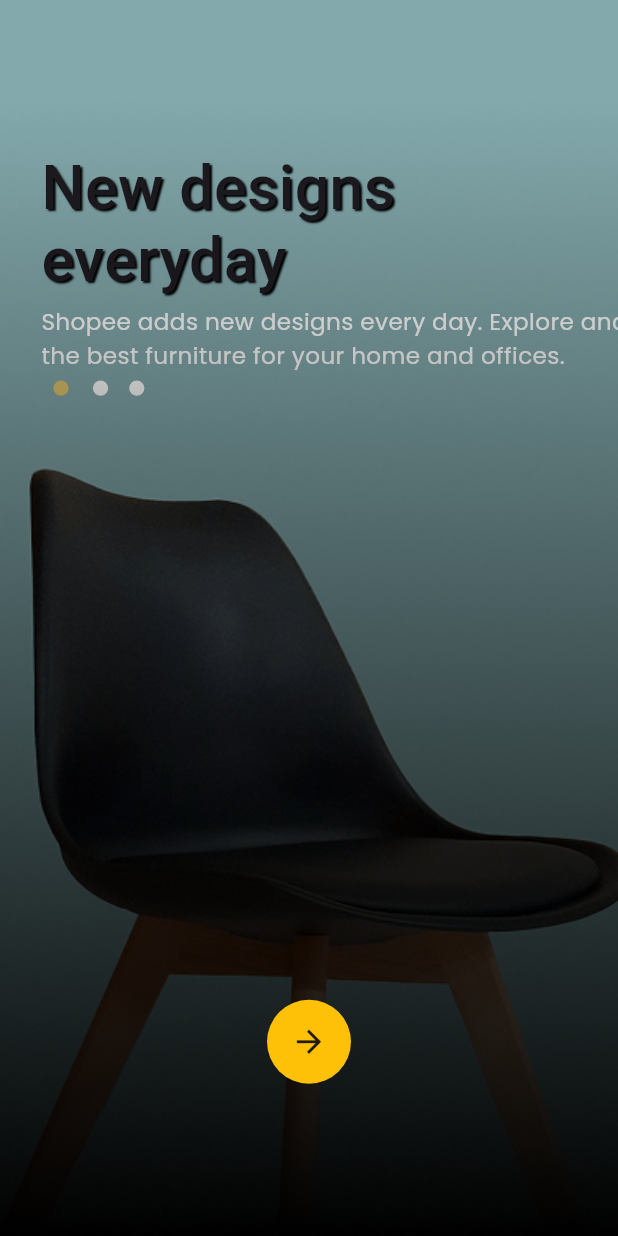
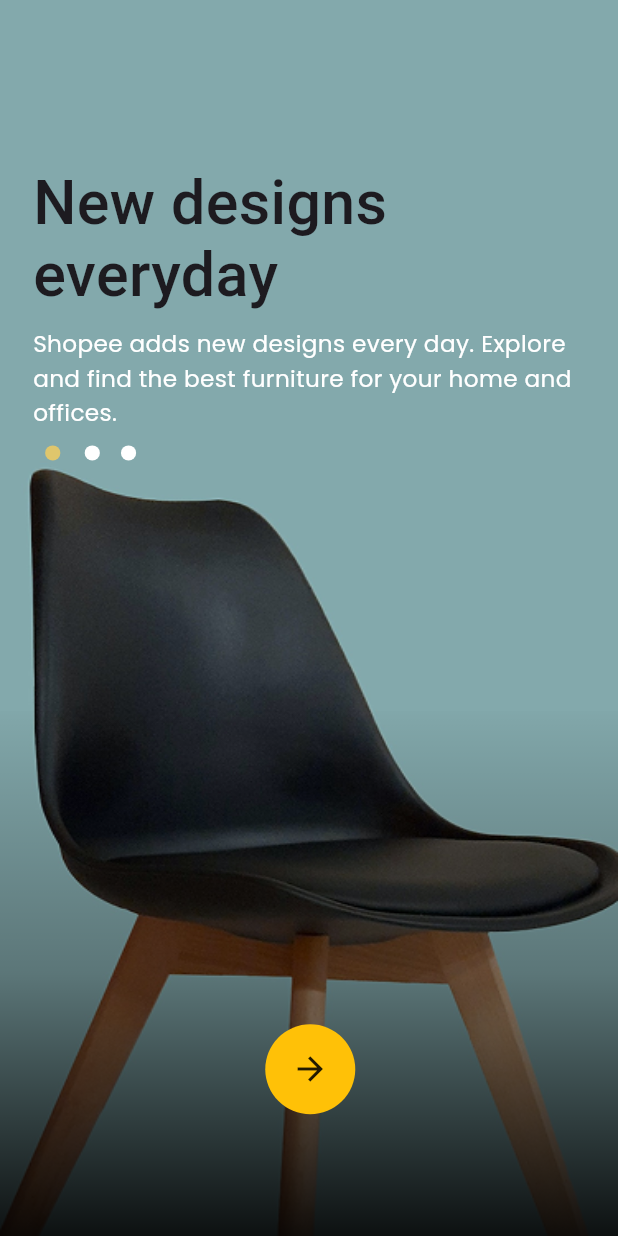
Before and after one commit to princepansuriya53/furniture-app-Ui, a Flutter app: the screen it shows after launch, on a phone screen of 412 x 824 dp. Run offline on Flutter 3.47's test engine with Material 3 defaults, Android fonts, the phone set to English and light mode, and no system bars; our stand-ins replace auto_size_text, flutter_screenutil, flutter_svg, get, google_fonts, lucide_icons and 1 more; missing offline and left inert: omni_datetime_picker.

Commit message:
feat: implement verification screen and controller for email verification process

```diff
--- a/lib/Screen/onBoarding/Controller/slider_controller.dart
+++ b/lib/Screen/onBoarding/Controller/slider_controller.dart
@@ -1,7 +1,7 @@
+import 'package:furniture_app/Screen/Auth/logn_screen.dart';
 import 'package:get/get.dart';
 import 'package:flutter/material.dart';
 import 'package:furniture_app/Constants/app_assets.dart';
-import 'package:furniture_app/Screen/Auth/logn_screen.dart';
 
 class OnboardingController extends GetxController {
   final RxInt currentIndex = 0.obs;
@@ -13,19 +13,19 @@ class OnboardingController extends GetxController {
       imagePath: AppAssets.image1,
       title: "New designs\neveryday",
       description:
-          "Shopee adds new designs every day. Explore and find\nthe best furniture for your home and offices.",
+          "Shopee adds new designs every day. Explore and find the best furniture for your home and offices.",
     ),
     OnboardingItem(
       imagePath: AppAssets.image2,
       title: "Minimal Look\nBetter quality",
       description:
-          "Shopee adds new designs every day. Explore and find\nthe best furniture for your home and offices.",
+          "Shopee adds new designs every day. Explore and find the best furniture for your home and offices.",
     ),
     OnboardingItem(
       imagePath: AppAssets.image3,
       title: "Fastest home\ndelivery",
       description:
-          "Shopee adds new designs every day. Explore and find\nthe best furniture for your home and offices.",
+          "Shopee adds new designs every day. Explore and find the best furniture for your home and offices.",
     ),
   ];
 
@@ -36,7 +36,7 @@ class OnboardingController extends GetxController {
         duration: const Duration(milliseconds: 500),
       );
     } else {
-      Get.offAll(() => LognScreen());
+      Get.offAll(() => LoginScreen());
     }
   }
 
--- a/lib/Screen/onBoarding/Widget/onboarding_page_widget.dart
+++ b/lib/Screen/onBoarding/Widget/onboarding_page_widget.dart
@@ -2,7 +2,6 @@ import 'package:flutter/material.dart';
 import 'package:flutter_screenutil/flutter_screenutil.dart';
 import 'package:furniture_app/Common/text_constant.dart';
 import 'package:furniture_app/Common/widget_constant.dart';
-import 'package:furniture_app/Constants/app_assets.dart';
 import 'package:furniture_app/Screen/onBoarding/Controller/slider_controller.dart';
 import 'package:furniture_app/Theme/theme_controller.dart';
 import 'package:get/get_state_manager/src/rx_flutter/rx_obx_widget.dart';
@@ -21,65 +20,72 @@ class OnboardingPage extends StatelessWidget {
 
   @override
   Widget build(BuildContext context) {
+    final ThemeController themeController = ThemeController();
     return Stack(
-      alignment: Alignment.center,
       children: [
-        Image.asset(
-          item.imagePath,
+        Stack(
+          alignment: Alignment.bottomCenter,
+          children: [
+            Container(
               width: Get.width,
               height: Get.height,
+              padding: EdgeInsets.symmetric(horizontal: 20.w),
+              decoration: BoxDecoration(
+                image: DecorationImage(
                   fit: BoxFit.fill,
-          errorBuilder: (context, error, stackTrace) {
-            return Container(
+                  image: AssetImage(item.imagePath),
+                ),
+              ),
+            ),
+            Container(
+              height: 350,
+              width: Get.width,
               decoration: BoxDecoration(
-                borderRadius: BorderRadius.circular(12),
-                color: Colors.white.withValues(alpha: 0.2),
+                gradient: LinearGradient(
+                  begin: Alignment.bottomCenter,
+                  end: Alignment.topCenter,
+                  colors: [
+                    themeController.blackColor.withValues(alpha: 0.9),
+                    themeController.blackColor.withValues(alpha: 0.3),
+                    themeController.blackColor.withValues(alpha: 0.01),
+                  ],
                 ),
-              child: const Icon(Icons.image, size: 100, color: Colors.white),
-            );
-          },
               ),
-        Positioned(
-          top: 100.h,
-          left: 25.w,
-          child: Text(
+            ),
+          ],
+        ),
+
+        Container(
+          width: Get.width,
+          height: Get.height,
+          padding: EdgeInsets.fromLTRB(20.w, 110.h, 20.h, 80.h),
+
+          child: Column(
+            crossAxisAlignment: CrossAxisAlignment.start,
+            children: [
+              Text(
                 item.title,
                 style: GoogleFonts.robotoFlex(
                   height: 0,
                   fontSize: 40.sp,
                   fontWeight: FontWeight.w500,
-              shadows: [BoxShadow(blurRadius: 1, offset: Offset(1.5, 1.5))],
                 ),
               ),
-        ),
-        Positioned(
-          top: 200.h,
-          left: 25.w,
-          child: SizedBox(
-            width: MediaQuery.sizeOf(context).width / .5,
-            child: TextConstant(
-              maxLines: 4,
+              heightBox(10),
+              TextConstant(
+                softWrap: true,
                 fontSize: 15.sp,
                 title: item.description,
                 color: ThemeController().whiteColor,
               ),
+              heightBox(10),
+              Align(
+                alignment: Alignment.centerLeft,
+                child: buildPageIndicator(),
               ),
-        ),
-        Positioned(top: 250.h, left: 25.w, child: buildPageIndicator()),
-        Align(
-          alignment: Alignment.bottomCenter,
-          child: Image.asset(
-            fit: BoxFit.fill,
-            width: Get.width,
-            height: Get.height,
-            AppAssets.imageShadow,
-          ),
-        ),
-        Padding(
-          padding: EdgeInsets.only(bottom: 100.h),
-          child: Align(
-            alignment: Alignment.bottomCenter,
-            child: buildNextButton(context),
+              Spacer(),
+              Center(child: buildNextButton(context)),
+            ],
           ),
         ),
       ],
@@ -99,7 +105,7 @@ class OnboardingPage extends StatelessWidget {
               shape: BoxShape.circle,
               color: controller.currentIndex.value == index
                   ? ThemeController().secondaryColors.value
-                  : Colors.white,
+                  : ThemeController().whiteColor,
             ),
           ),
         ),
@@ -123,15 +129,15 @@ class OnboardingPage extends StatelessWidget {
                 width: Get.width,
                 child: screenPadding(
                   child: ElevatedButton(
+                    onPressed: controller.nextPage,
                     key: const ValueKey('getStarted'),
-                    onPressed: controller.nextPage,
                     style: ElevatedButton.styleFrom(
                       elevation: 2,
                       foregroundColor: themeController.blackColor,
                       backgroundColor: themeController.primaryColor,
                       padding: const EdgeInsets.symmetric(vertical: 16),
                       shape: RoundedRectangleBorder(
-                        borderRadius: BorderRadius.circular(12),
+                        borderRadius: BorderRadius.circular(12.r),
                       ),
                     ),
                     child: TextConstant(
@@ -146,13 +152,13 @@ class OnboardingPage extends StatelessWidget {
                 onTap: controller.nextPage,
                 key: const ValueKey('nextButton'),
                 child: Container(
-                  width: 56,
-                  height: 56,
+                  width: 60,
+                  height: 60,
                   decoration: const BoxDecoration(
+                    shape: BoxShape.circle,
                     color: Color(0xFFFFC107),
-                    shape: BoxShape.circle,
                   ),
-                  child: Icon(size: 24.sp, Icons.arrow_forward),
+                  child: Icon(size: 25.sp, Icons.arrow_forward),
                 ),
               ),
       );
--- a/lib/Screen/onBoarding/page_slider.dart
+++ b/lib/Screen/onBoarding/page_slider.dart
@@ -1,8 +1,8 @@
-import 'package:furniture_app/Theme/theme_controller.dart';
-import 'package:get/get.dart';
 import 'package:flutter/material.dart';
 import 'package:furniture_app/Screen/onBoarding/Controller/slider_controller.dart';
 import 'package:furniture_app/Screen/onBoarding/Widget/onboarding_page_widget.dart';
+import 'package:furniture_app/Theme/theme_controller.dart';
+import 'package:get/get.dart';
 
 class PageSlider extends StatelessWidget {
   const PageSlider({super.key});
--- a/pubspec.yaml
+++ b/pubspec.yaml
@@ -42,6 +42,7 @@ dependencies:
   lucide_icons: ^0.257.0
   auto_size_text: ^3.0.0
   google_fonts: ^6.2.1
+  concentric_transition: ^1.0.3
 
 dev_dependencies:
   flutter_test:
```
Also changed, not shown: lib/Screen/Auth/Controller/verify_controller.dart (added, +52 -0 lines), lib/Screen/Auth/logn_screen.dart (+14 -7 lines), lib/Screen/Auth/verify_screen.dart (added, +199 -0 lines), pubspec.lock. Lines whose indentation alone changed are shown as unchanged.
